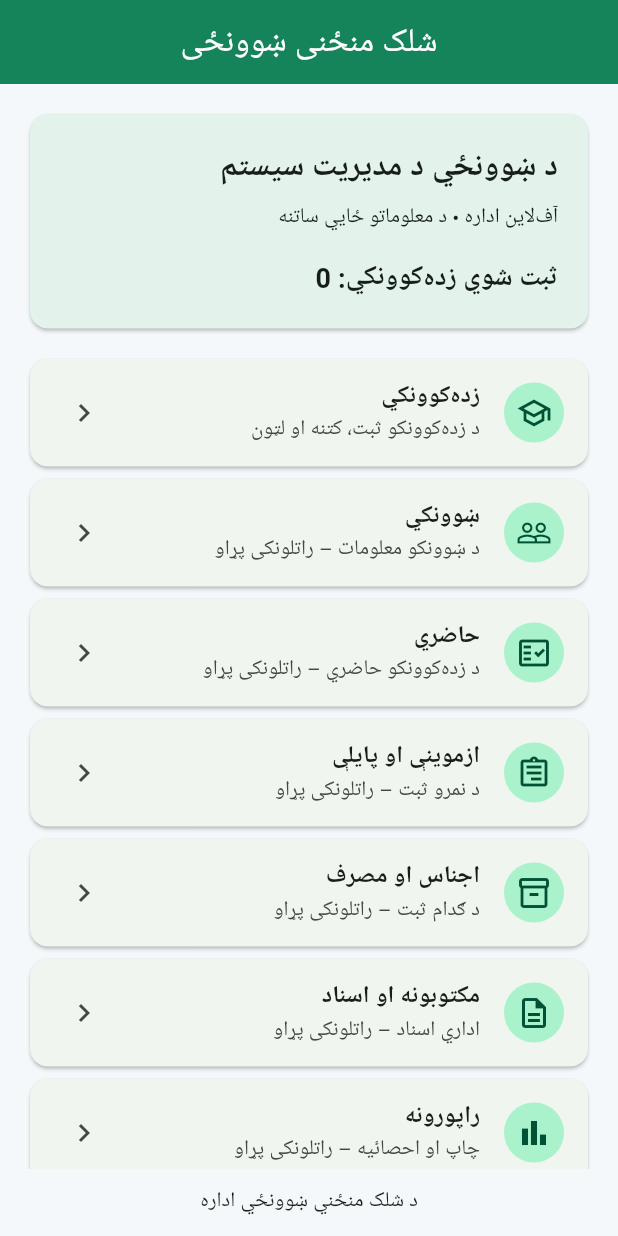
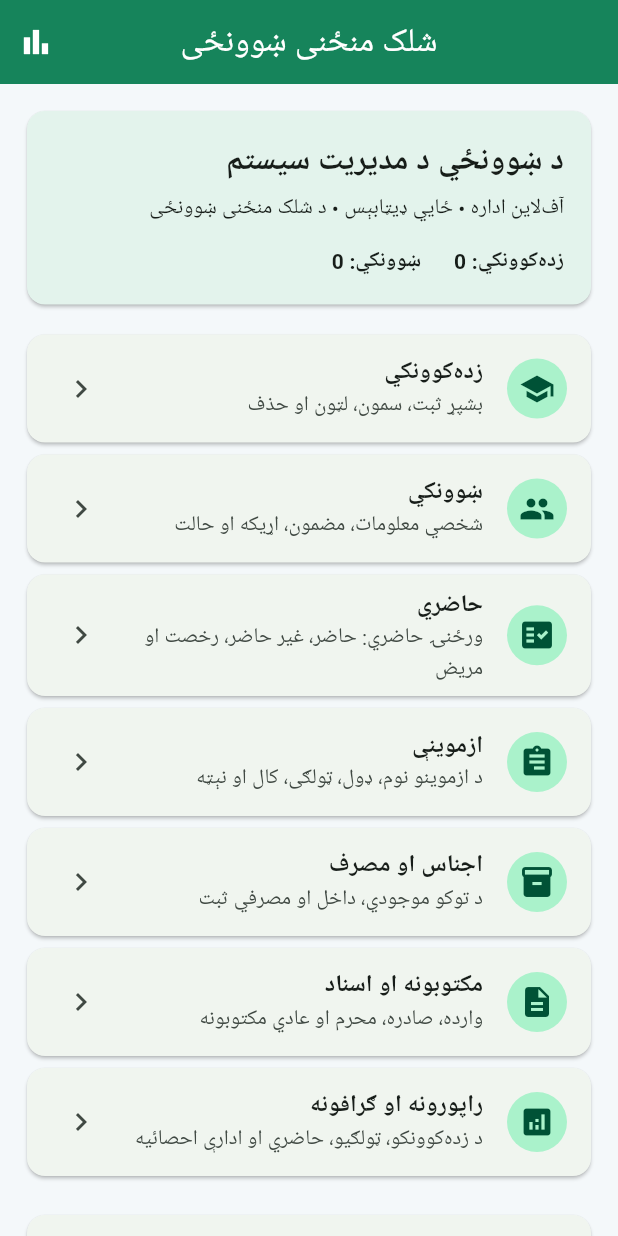
Before and after one commit to aw41792-rgb/Database, a Flutter app: the screen it shows after launch, on a phone screen of 412 x 824 dp. Run offline on Flutter 3.47's test engine with Material 3 defaults, Android fonts, the phone set to English and light mode, and no system bars; our stand-ins replace material_ui, sqflite; accounts and stored records are empty.

Commit message:
Connect all school management modules to dashboard

```diff
--- a/lib/screens/home_screen.dart
+++ b/lib/screens/home_screen.dart
@@ -1,52 +1,23 @@
 import 'package:material_ui/material_ui.dart';
 import '../data/school_database.dart';
 import 'students_screen.dart';
+import 'school_modules.dart';
 
-class HomeScreen extends StatefulWidget {
-  const HomeScreen({super.key});
-  @override
-  State<HomeScreen> createState() => _HomeScreenState();
+class HomeScreen extends StatefulWidget {const HomeScreen({super.key});@override State<HomeScreen> createState()=>_HomeScreenState();}
+class _HomeScreenState extends State<HomeScreen>{
+ int students=0,teachers=0;@override void initState(){super.initState();_refresh();}
+ Future<void> _refresh()async{final d=SchoolDatabase.instance;final s=await d.studentCount();final t=await d.count('teachers');if(mounted)setState(()=>{students=s,teachers=t});}
+ void _open(Widget page)async{await Navigator.push(context,MaterialPageRoute(builder:(_)=>page));_refresh();}
+ @override Widget build(BuildContext context)=>Scaffold(appBar:AppBar(title:const Text('شلک منځنی ښوونځی'),actions:[IconButton(onPressed:()=>_open(const ReportsScreen()),icon:const Icon(Icons.bar_chart))]),body:ListView(padding:const EdgeInsets.all(14),children:[
+ Card(color:const Color(0xFFE3F3EC),child:Padding(padding:const EdgeInsets.all(18),child:Column(crossAxisAlignment:CrossAxisAlignment.start,children:[const Text('د ښوونځي د مدیریت سیستم',style:TextStyle(fontSize:21,fontWeight:FontWeight.bold)),const SizedBox(height:6),const Text('آف‌لاین اداره • ځايي ډیټابېس • د شلک منځنی ښوونځی'),const SizedBox(height:14),Wrap(spacing:22,children:[Text('زده‌کوونکي: $students',style:const TextStyle(fontWeight:FontWeight.bold)),Text('ښوونکي: $teachers',style:const TextStyle(fontWeight:FontWeight.bold))]) ]))),
+ const SizedBox(height:12),_tile(Icons.school,'زده‌کوونکي','بشپړ ثبت، سمون، لټون او حذف',()=>_open(const StudentsScreen())),
+ _tile(Icons.people,'ښوونکي','شخصي معلومات، مضمون، اړیکه او حالت',()=>_open(const SchoolModuleScreen(title:'د ښوونکو اداره',table:'teachers',fields:[ModuleField('teacher_no','د ښوونکي شمېره'),ModuleField('name','نوم',required:true),ModuleField('father_name','د پلار نوم'),ModuleField('grandfather_name','د نیکه نوم'),ModuleField('phone','د اړیکې شمېره'),ModuleField('subject','مضمون'),ModuleField('qualification','زده‌کړې'),ModuleField('address','استوګنځی'),ModuleField('start_date','د دندې پیل'),ModuleField('status','حالت')]))),
+ _tile(Icons.fact_check,'حاضري','ورځنۍ حاضري: حاضر، غیر حاضر، رخصت او مریض',()=>_open(const AttendanceScreen())),
+ _tile(Icons.assignment,'ازموینې','د ازموینو نوم، ډول، ټولګی، کال او نېټه',()=>_open(const SchoolModuleScreen(title:'ازموینې',table:'exams',fields:[ModuleField('title','د ازموینې نوم',required:true),ModuleField('exam_type','ډول'),ModuleField('grade','ټولګی',number:true),ModuleField('academic_year','تعلیمي کال',required:true),ModuleField('exam_date','نېټه'),ModuleField('max_score','ټولې نمرې',number:true)]))),
+ _tile(Icons.inventory,'اجناس او مصرف','د توکو موجودي، داخل او مصرفي ثبت',()=>_open(const SchoolModuleScreen(title:'د اجناسو ثبت',table:'inventory',fields:[ModuleField('item_name','د جنس نوم',required:true),ModuleField('category','ډول'),ModuleField('quantity','موجوده اندازه',number:true),ModuleField('unit','واحد',required:true),ModuleField('entry_date','د ورود نېټه'),ModuleField('document_no','د سند شمېره'),ModuleField('unit_price','د یوې دانې بیه',number:true),ModuleField('note','یادښت')]))),
+ _tile(Icons.description,'مکتوبونه او اسناد','وارده، صادره، محرم او عادي مکتوبونه',()=>_open(const SchoolModuleScreen(title:'مکتوبونه او اسناد',table:'letters',fields:[ModuleField('letter_number','د مکتوب شمېره'),ModuleField('direction','وارده/صادره'),ModuleField('subject','موضوع',required:true),ModuleField('letter_date','نېټه',required:true),ModuleField('sender','لېږونکی'),ModuleField('receiver','ترلاسه کوونکی'),ModuleField('classification','عاجل/عادي/محرم'),ModuleField('body','د مکتوب متن',required:true),ModuleField('status','حالت')]))),
+ _tile(Icons.analytics,'راپورونه او ګرافونه','د زده‌کوونکو، ټولګیو، حاضري او ادارې احصائیه',()=>_open(const ReportsScreen())),
+ const SizedBox(height:18),const Card(child:Padding(padding:EdgeInsets.all(14),child:Text('یادونه: د زده‌کوونکو او ښوونکو معلومات په همدې موبایل کې ساتل کېږي. د موبایل د بدلون یا خرابېدو پر مهال د بیک‌اپ کاپي اړینه ده.'))),
+ ]));
+ Widget _tile(IconData icon,String title,String subtitle,VoidCallback action)=>Card(child:ListTile(leading:CircleAvatar(child:Icon(icon)),title:Text(title,style:const TextStyle(fontWeight:FontWeight.bold)),subtitle:Text(subtitle),trailing:const Icon(Icons.chevron_left),onTap:action));
 }
-
-class _HomeScreenState extends State<HomeScreen> {
-  int _studentCount = 0;
-  @override
-  void initState() { super.initState(); _loadCount(); }
-  Future<void> _loadCount() async {
-    final count = await SchoolDatabase.instance.studentCount();
-    if (mounted) setState(() => _studentCount = count);
-  }
-  Future<void> _openStudents() async {
-    await Navigator.of(context).push(MaterialPageRoute(builder: (_) => const StudentsScreen()));
-    _loadCount();
-  }
-  @override
-  Widget build(BuildContext context) {
-    return Scaffold(
-      appBar: AppBar(title: const Text('شلک منځنی ښوونځی')),
-      body: ListView(padding: const EdgeInsets.all(16), children: [
-        Card(color: const Color(0xFFE3F3EC), child: Padding(padding: const EdgeInsets.all(20), child: Column(crossAxisAlignment: CrossAxisAlignment.start, children: [
-          const Text('د ښوونځي د مدیریت سیستم', style: TextStyle(fontSize: 21, fontWeight: FontWeight.bold)),
-          const SizedBox(height: 8), const Text('آف‌لاین اداره • د معلوماتو ځايي ساتنه'), const SizedBox(height: 16),
-          Text('ثبت شوي زده‌کوونکي: $_studentCount', style: const TextStyle(fontSize: 18, fontWeight: FontWeight.w600)),
-        ]))),
-        const SizedBox(height: 12),
-        _ModuleTile(icon: Icons.school_outlined, title: 'زده‌کوونکي', subtitle: 'د زده‌کوونکو ثبت، کتنه او لټون', onTap: _openStudents),
-        const _ModuleTile(icon: Icons.people_outline, title: 'ښوونکي', subtitle: 'د ښوونکو معلومات – راتلونکی پړاو'),
-        const _ModuleTile(icon: Icons.fact_check_outlined, title: 'حاضري', subtitle: 'د زده‌کوونکو حاضري – راتلونکی پړاو'),
-        const _ModuleTile(icon: Icons.assignment_outlined, title: 'ازموینې او پایلې', subtitle: 'د نمرو ثبت – راتلونکی پړاو'),
-        const _ModuleTile(icon: Icons.inventory_2_outlined, title: 'اجناس او مصرف', subtitle: 'د ګدام ثبت – راتلونکی پړاو'),
-        const _ModuleTile(icon: Icons.description_outlined, title: 'مکتوبونه او اسناد', subtitle: 'اداري اسناد – راتلونکی پړاو'),
-        const _ModuleTile(icon: Icons.bar_chart_outlined, title: 'راپورونه', subtitle: 'چاپ او احصائیه – راتلونکی پړاو'),
-      ]),
-      bottomNavigationBar: const Padding(padding: EdgeInsets.all(12), child: Text('د شلک منځني ښوونځي اداره', textAlign: TextAlign.center)),
-    );
-  }
-}
-
-class _ModuleTile extends StatelessWidget {
-  const _ModuleTile({required this.icon, required this.title, required this.subtitle, this.onTap});
-  final IconData icon; final String title; final String subtitle; final VoidCallback? onTap;
-  @override
-  Widget build(BuildContext context) => Card(child: ListTile(leading: CircleAvatar(child: Icon(icon)), title: Text(title, style: const TextStyle(fontWeight: FontWeight.bold)), subtitle: Text(subtitle), trailing: const Icon(Icons.chevron_left), onTap: onTap ?? () => ScaffoldMessenger.of(context).showSnackBar(const SnackBar(content: Text('دا برخه به په راتلونکي پړاو کې بشپړه شي.')))));
-}
```
